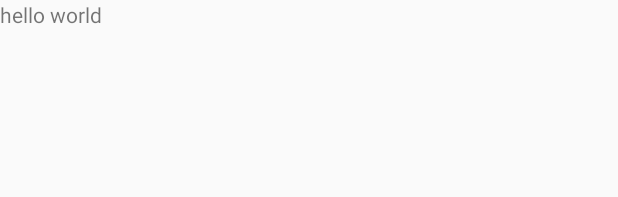
After one commit to altaliufun2019/mudiralmaham, an Android app: the layout login_fragment.xml on its own in the app's theme, with its tools: preview values and no code run, on a phone screen of 412 x 824 dp. The commit adds this screen. Shown: the top 197 px of the screen. Run offline under Robolectric (Android 15) with nearby library versions, the phone set to English and light mode, and no system bars.

Commit message:
added base login fragment

```diff
--- /dev/null
+++ b/app/src/main/res/layout/login_fragment.xml
@@ -0,0 +1,7 @@
+<?xml version="1.0" encoding="utf-8"?>
+<LinearLayout xmlns:android="http://schemas.android.com/apk/res/android"
+              android:orientation="vertical"
+              android:layout_width="match_parent"
+              android:layout_height="match_parent">
+<TextView android:layout_width="wrap_content" android:layout_height="wrap_content" android:text="hello world"/>
+</LinearLayout>
```
Also changed, not shown: app/src/main/java/com/example/mudiralmaham/MainActivity.kt (+10 -0 lines), app/src/main/java/com/example/mudiralmaham/pages/LoginFragment.kt (added, +15 -0 lines).
